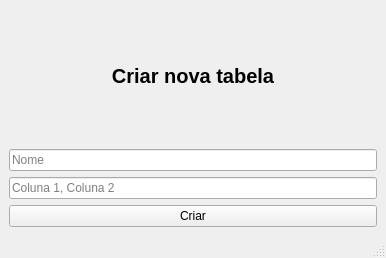
First picture: the form in qt_uis/screens/raw_screens/NewTableScreen.ui, repository JoaoPedroMDP/PyKanban, before the edit.
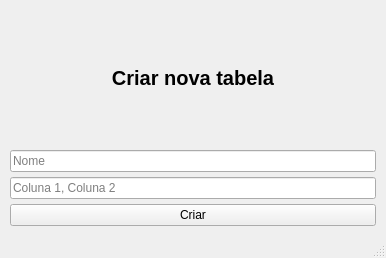
Second picture: the form after the edit.

```diff
--- a/qt_uis/screens/raw_screens/NewTableScreen.ui
+++ b/qt_uis/screens/raw_screens/NewTableScreen.ui
@@ -15,6 +15,21 @@
   </property>
   <widget class="QWidget" name="centralwidget">
    <layout class="QVBoxLayout" name="verticalLayout">
+    <property name="spacing">
+     <number>5</number>
+    </property>
+    <property name="leftMargin">
+     <number>10</number>
+    </property>
+    <property name="topMargin">
+     <number>10</number>
+    </property>
+    <property name="rightMargin">
+     <number>10</number>
+    </property>
+    <property name="bottomMargin">
+     <number>10</number>
+    </property>
     <item>
      <widget class="QLabel" name="label_2">
       <property name="sizePolicy">
```
Left out of the diff: 2 changed lines with no effect on the pictures.
